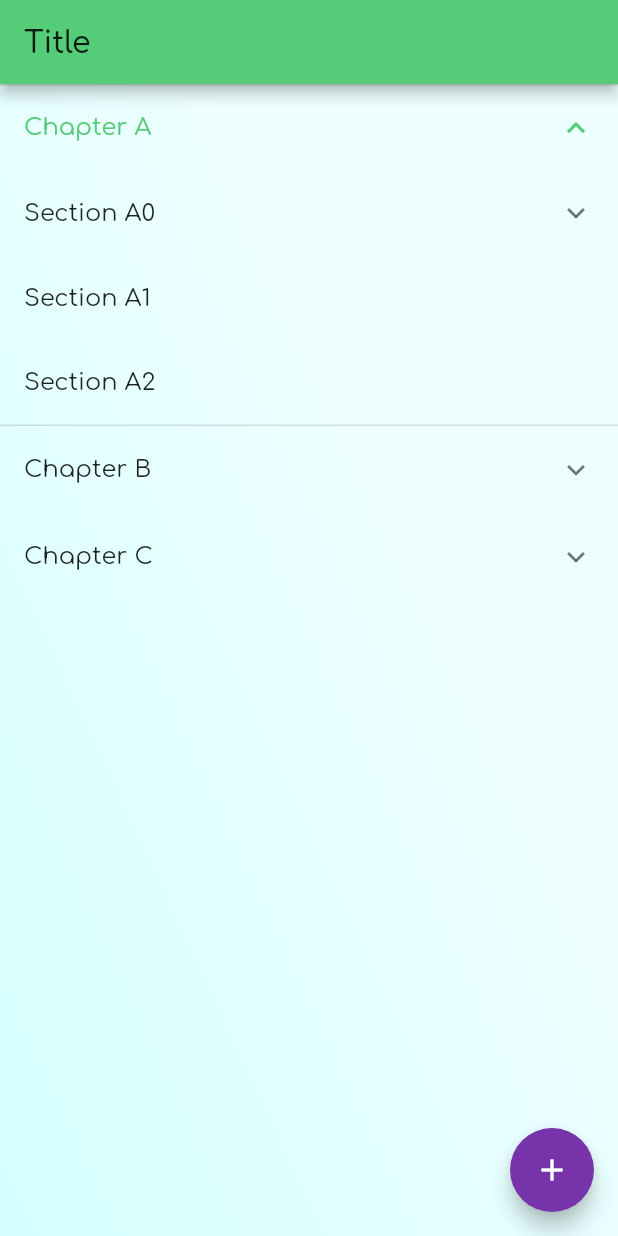
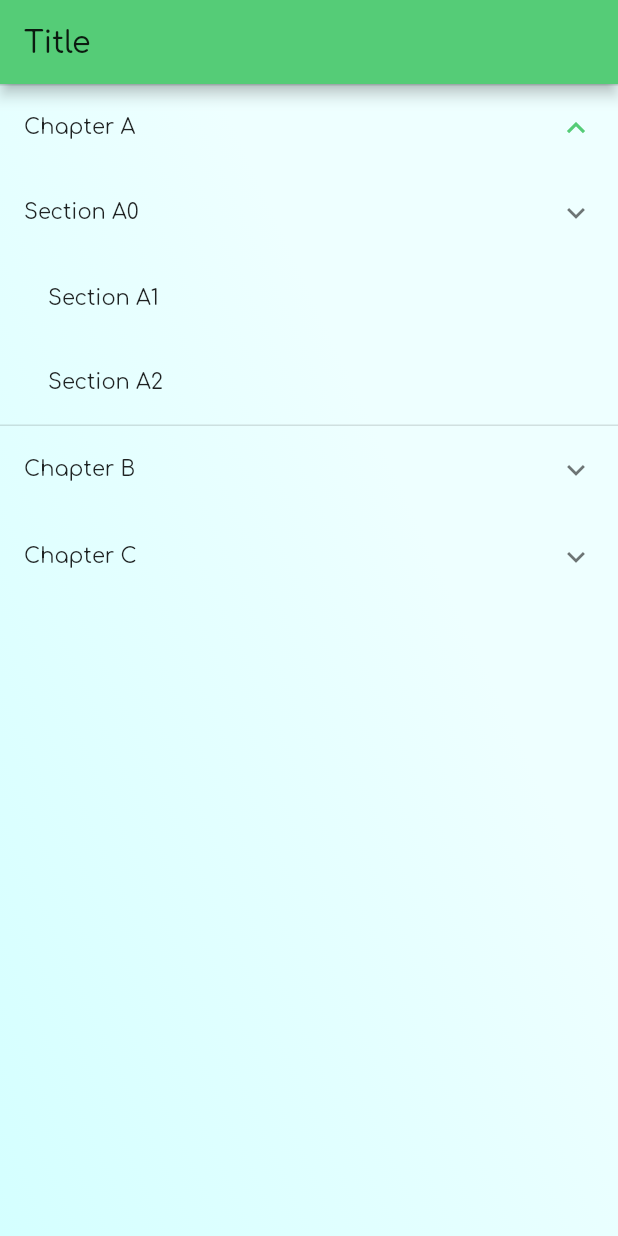
Before and after one commit to altalk23/parabola_guide, a Flutter app: the screen it shows after launch, after a tap on "Chapter A", on a phone screen of 412 x 824 dp. Run offline on Flutter 3.47's test engine with Material 2 defaults, Android fonts, the light colour scheme and no system bars; our stand-ins replace tinycolor.

Commit message:
did expansion tile yay

```diff
--- a/lib/screen/main.dart
+++ b/lib/screen/main.dart
@@ -1,6 +1,7 @@
 import 'package:flutter/material.dart';
 import 'package:parabola_guide/category_entry.dart';
 import 'package:parabola_guide/widget/expansion_list.dart';
+import 'package:parabola_guide/widget/list_tile.dart';
 import 'package:parabola_guide/widget/scaffold.dart';
 
 class MainScreen extends StatefulWidget {
@@ -9,8 +10,6 @@ class MainScreen extends StatefulWidget {
 }
 
 class _MainScreenState extends State<MainScreen> {
-    int _counter = 0;
-
     @override
     Widget build(BuildContext context) {
         return AppScaffold(
@@ -21,19 +20,16 @@ class _MainScreenState extends State<MainScreen> {
                 child: ExpansionList(
                     entry: categories,
                     child: (String title) =>
-                      ListTile(
+                      AppListTile(
                           title: Text(title),
+                          onTap: () => print('a'),
                       ),
-                    title: (String title) => Text(title),
+                    title: (String title) =>
+                      Material(
+                          color: Colors.transparent,
+                          child: Text(title),
+                      ),
                 ),
-            ),
-            floatingActionButton: FloatingActionButton(
-                child: Icon(Icons.add),
-                onPressed: () {
-                    setState(() {
-                        _counter++;
-                    });
-                },
             ),
         );
     }
--- /dev/null
+++ b/lib/widget/list_tile.dart
@@ -0,0 +1,26 @@
+import 'package:flutter/material.dart';
+
+class AppListTile extends StatelessWidget {
+    final Widget title;
+    final VoidCallback onTap;
+
+  const AppListTile({Key key, this.title, this.onTap}) : super(key: key);
+
+    @override
+    Widget build(BuildContext context) {
+        return ListTile(
+            title: Material(
+                color: Colors.transparent,
+                child: InkWell(
+                    highlightColor: Color(0x44DDEEEE),
+                    onTap: onTap,
+                    child: Padding(
+                        padding: const EdgeInsets.all(16),
+                        child: title,
+                    ),
+                ),
+            ),
+        );
+    }
+
+}
```
